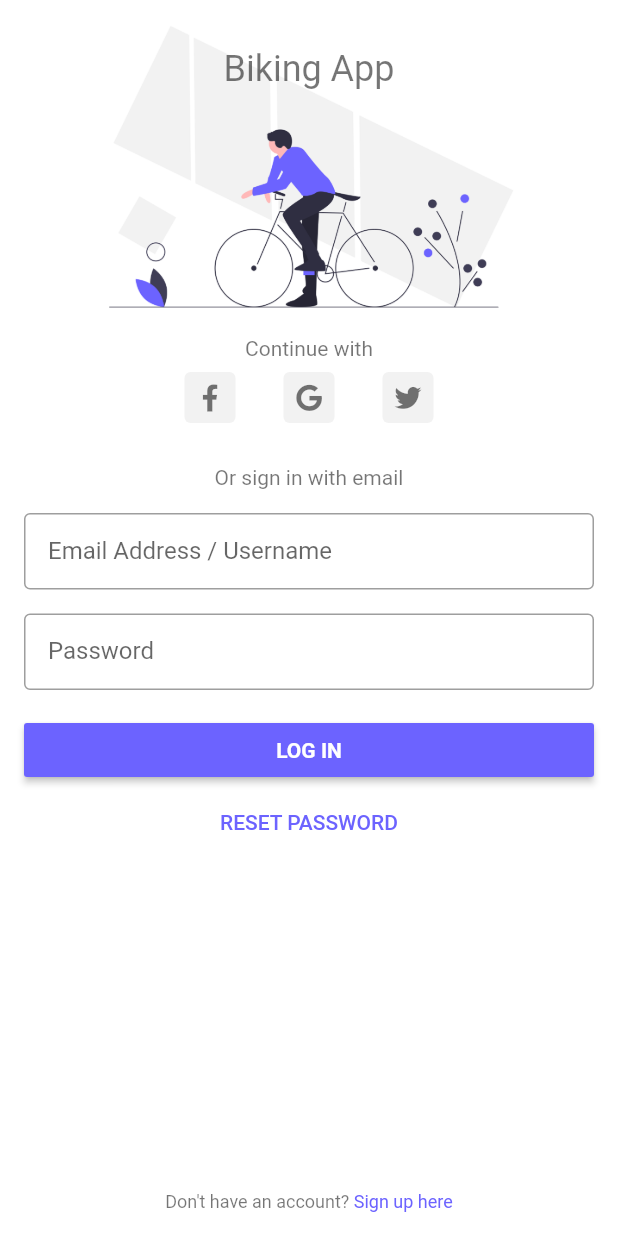
After one commit to CoderJava/Flutter-Login-Fingerprint, a Flutter app: the screen it shows after launch, on a phone screen of 412 x 824 dp. The commit adds this screen. Run offline on Flutter 3.47's test engine with Material 2 defaults, Android fonts, the phone set to English and light mode, and no system bars; our stand-ins replace bloc, flutter_bloc, font_awesome_flutter; Roboto replaces fonts that are missing (NanumGothic).

Commit message:
Create prototype feature login by email and password

```diff
--- a/lib/main.dart
+++ b/lib/main.dart
@@ -1,4 +1,4 @@
 import 'package:flutter/material.dart';
-import 'app.dart';
+import 'package:flutter_login_fingerprint/src/app.dart';
 
 void main() => runApp(App());
--- a/lib/app.dart
+++ b/lib/src/app.dart
@@ -1,6 +1,6 @@
 import 'package:flutter/material.dart';
 
-import 'home_screen.dart';
+import 'package:flutter_login_fingerprint/src/ui/login_screen.dart';
 
 class App extends StatelessWidget {
   @override
@@ -10,7 +10,7 @@ class App extends StatelessWidget {
         primaryColor: Color(0xFF6C63FF),
         accentColor: Color(0xFF6C63FF),
       ),
-      home: HomeScreen(),
+      home: LoginScreen(),
     );
   }
 }
--- /dev/null
+++ b/lib/src/blocs/login_bloc.dart
@@ -0,0 +1,50 @@
+import 'package:bloc/bloc.dart';
+
+abstract class LoginState {}
+
+class LoginInitial extends LoginState {}
+
+class LoginLoading extends LoginState {}
+
+class LoginSuccess extends LoginState {}
+
+class LoginFailed extends LoginState {
+  final String error;
+
+  LoginFailed({this.error});
+}
+
+class LoginEvent {
+  final String username;
+  final String password;
+
+  LoginEvent({this.username, this.password});
+}
+
+class LoginBloc extends Bloc<LoginEvent, LoginState> {
+  @override
+  LoginState get initialState => LoginInitial();
+
+  @override
+  Stream<LoginState> mapEventToState(LoginEvent event) async* {
+    if (event.username.isEmpty) {
+      yield LoginFailed(error: 'Username is empty');
+    } else if (event.password.isEmpty) {
+      yield LoginFailed(error: 'Password is empty');
+    } else {
+      yield LoginLoading();
+
+      final isLogin = await doLogin(event.username, event.password);
+      if (isLogin) {
+        yield LoginSuccess();
+      } else {
+        yield LoginFailed(error: 'Login failed');
+      }
+    }
+  }
+
+  Future<bool> doLogin(username, password) async {
+    await Future.delayed(Duration(seconds: 3));
+    return username == 'admin' && password == 'admin';
+  }
+}
--- /dev/null
+++ b/lib/src/ui/login_screen.dart
@@ -0,0 +1,367 @@
+import 'dart:io';
+
+import 'package:flutter/cupertino.dart';
+import 'package:flutter/material.dart';
+import 'package:flutter_bloc/flutter_bloc.dart';
+import 'package:flutter_login_fingerprint/src/blocs/login_bloc.dart';
+import 'package:font_awesome_flutter/font_awesome_flutter.dart';
+
+var _scaffoldState = GlobalKey<ScaffoldState>();
+final _controllerUsername = TextEditingController();
+final _controllerPassword = TextEditingController();
+
+class LoginScreen extends StatelessWidget {
+  @override
+  Widget build(BuildContext context) {
+    return Scaffold(
+      key: _scaffoldState,
+      backgroundColor: Colors.white,
+      body: BlocProvider<LoginBloc>(
+        builder: (context) {
+          return LoginBloc();
+        },
+        child: BlocListener<LoginBloc, LoginState>(
+          listener: (context, state) {
+            _checkStatusLogin(state);
+          },
+          child: BlocBuilder<LoginBloc, LoginState>(
+            builder: (context, state) {
+              return Stack(
+                children: <Widget>[
+                  Column(
+                    children: <Widget>[
+                      Expanded(
+                        child: ListView(
+                          children: <Widget>[
+                            WidgetIconBiking(),
+                            WidgetLabelContinueWith(),
+                            WidgetLoginViaSocialMedia(),
+                            WidgetLabelSignInWithEmail(),
+                            WidgetFormLogin(),
+                            WidgetResetPasswordButton(),
+                          ],
+                        ),
+                      ),
+                      WidgetSignUp(),
+                    ],
+                  ),
+                  _checkWidgetStatusLogin(state),
+                ],
+              );
+            },
+          ),
+        ),
+      ),
+    );
+  }
+
+  _checkStatusLogin(LoginState state) {
+    if (state is LoginFailed) {
+      _scaffoldState.currentState.showSnackBar(
+        SnackBar(content: Text('${state.error}')),
+      );
+    }
+  }
+
+  Widget _checkWidgetStatusLogin(LoginState state) {
+    if (state is LoginLoading) {
+      return Container(
+        decoration: BoxDecoration(
+          color: Colors.black.withOpacity(0.5),
+        ),
+        child: Center(
+          child: Wrap(
+            children: <Widget>[
+              Container(
+                decoration: BoxDecoration(
+                  color: Colors.white,
+                  borderRadius: BorderRadius.all(
+                    Radius.circular(16.0),
+                  ),
+                ),
+                padding: EdgeInsets.all(20.0),
+                child: Column(
+                  children: <Widget>[
+                    Platform.isIOS
+                        ? CupertinoActivityIndicator()
+                        : CircularProgressIndicator(),
+                    SizedBox(height: 16.0),
+                    Text('Please wait'),
+                  ],
+                ),
+              ),
+            ],
+          ),
+        ),
+      );
+    } else {
+      return Container();
+    }
+  }
+}
+
+class WidgetIconBiking extends StatelessWidget {
+  @override
+  Widget build(BuildContext context) {
+    var mediaQuery = MediaQuery.of(context);
+    return Padding(
+      padding: EdgeInsets.only(
+        left: 16.0,
+        top: mediaQuery.padding.top > 0 ? mediaQuery.padding.top : 16.0,
+        right: 16.0,
+      ),
+      child: Stack(
+        children: <Widget>[
+          Center(
+            child: Image.asset(
+              'assets/images/img_biking.png',
+              width: mediaQuery.size.width / 1.5,
+              fit: BoxFit.fitWidth,
+              alignment: Alignment.topCenter,
+            ),
+          ),
+          Padding(
+            padding: const EdgeInsets.only(top: 16.0),
+            child: Center(
+              child: Text(
+                'Biking App',
+                style: TextStyle(
+                  fontSize: 24.0,
+                  fontFamily: 'NanumGothic',
+                  color: Colors.black54,
+                ),
+              ),
+            ),
+          ),
+        ],
+      ),
+    );
+  }
+}
+
+class WidgetLabelContinueWith extends StatelessWidget {
+  @override
+  Widget build(BuildContext context) {
+    return Padding(
+      padding: const EdgeInsets.only(top: 16.0),
+      child: Center(
+        child: Text(
+          'Continue with',
+          style: TextStyle(
+            color: Colors.black54,
+          ),
+        ),
+      ),
+    );
+  }
+}
+
+class WidgetLoginViaSocialMedia extends StatelessWidget {
+  @override
+  Widget build(BuildContext context) {
+    return Padding(
+      padding: const EdgeInsets.only(left: 16, top: 8.0, right: 16.0),
+      child: Row(
+        mainAxisAlignment: MainAxisAlignment.center,
+        mainAxisSize: MainAxisSize.max,
+        children: <Widget>[
+          Container(
+            padding: const EdgeInsets.all(8.0),
+            decoration: BoxDecoration(
+              color: Color(0xFFF2F2F2),
+              borderRadius: BorderRadius.circular(4.0),
+            ),
+            child: Icon(
+              FontAwesomeIcons.facebookF,
+              size: 18.0,
+              color: Colors.black54,
+            ),
+          ),
+          SizedBox(width: 32.0),
+          Container(
+            padding: const EdgeInsets.all(8.0),
+            decoration: BoxDecoration(
+              color: Color(0xFFF2F2F2),
+              borderRadius: BorderRadius.circular(4.0),
+            ),
+            child: Icon(
+              FontAwesomeIcons.google,
+              size: 18.0,
+              color: Colors.black54,
+            ),
+          ),
+          SizedBox(width: 32.0),
+          Container(
+            padding: const EdgeInsets.all(8.0),
+            decoration: BoxDecoration(
+              color: Color(0xFFF2F2F2),
+              borderRadius: BorderRadius.circular(4.0),
+            ),
+            child: Icon(
+              FontAwesomeIcons.twitter,
+              size: 18.0,
+              color: Colors.black54,
+            ),
+          ),
+        ],
+      ),
+    );
+  }
+}
+
+class WidgetLabelSignInWithEmail extends StatelessWidget {
+  @override
+  Widget build(BuildContext context) {
+    return Padding(
+      padding: const EdgeInsets.only(top: 28.0),
+      child: Center(
+        child: Text(
+          'Or sign in with email',
+          style: TextStyle(color: Colors.black54),
+        ),
+      ),
+    );
+  }
+}
+
+class WidgetFormLogin extends StatelessWidget {
+  final focusNodePassword = FocusNode();
+
+  @override
+  Widget build(BuildContext context) {
+    final loginBloc = BlocProvider.of<LoginBloc>(context);
+    return Padding(
+      padding: const EdgeInsets.only(left: 16.0, top: 16.0, right: 16.0),
+      child: Column(
+        children: <Widget>[
+          TextField(
+            controller: _controllerUsername,
+            decoration: InputDecoration(
+              border: OutlineInputBorder(),
+              labelText: 'Email Address / Username',
+              contentPadding: EdgeInsets.all(16.0),
+            ),
+            keyboardType: TextInputType.emailAddress,
+            enabled: loginBloc.currentState is LoginLoading ? false : true,
+            textInputAction: TextInputAction.next,
+            onSubmitted: (username) {
+              FocusScope.of(context).requestFocus(focusNodePassword);
+            },
+          ),
+          SizedBox(height: 16.0),
+          TextField(
+            controller: _controllerPassword,
+            focusNode: focusNodePassword,
+            decoration: InputDecoration(
+              border: OutlineInputBorder(),
+              labelText: 'Password',
+              contentPadding: EdgeInsets.all(16.0),
+            ),
+            keyboardType: TextInputType.text,
+            obscureText: true,
+            enabled: loginBloc.currentState is LoginLoading ? false : true,
+            textInputAction: TextInputAction.done,
+            onSubmitted: (password) {
+              focusNodePassword.unfocus();
+              String username = _controllerUsername.text;
+              String password = _controllerPassword.text;
+              loginBloc.dispatch(
+                LoginEvent(
+                  username: username,
+                  password: password,
+                ),
+              );
+            },
+          ),
+          SizedBox(height: 16.0),
+          SizedBox(
+            width: double.infinity,
+            child: RaisedButton(
+              child: Text(
+                'LOG IN',
+                style: TextStyle(
+                  color: Colors.white,
+                  fontFamily: 'NanumGothic',
+                  fontWeight: FontWeight.bold,
+                ),
+              ),
+              color: Color(0xFF6C63FF),
+              onPressed: () {
+                String username = _controllerUsername.text;
+                String password = _controllerPassword.text;
+                loginBloc.dispatch(
+                  LoginEvent(
+                    username: username,
+                    password: password,
+                  ),
+                );
+              },
+            ),
+          ),
+        ],
+      ),
+    );
+  }
+}
+
+class WidgetResetPasswordButton extends StatelessWidget {
+  @override
+  Widget build(BuildContext context) {
+    return Padding(
+      padding: const EdgeInsets.symmetric(horizontal: 16.0),
+      child: Wrap(
+        children: <Widget>[
+          Center(
+            child: FlatButton(
+              child: Text(
+                'RESET PASSWORD',
+                style: TextStyle(
+                  color: Color(0xFF6C63FF),
+                  fontFamily: 'NanumGothic',
+                ),
+              ),
+              onPressed: () {
+                // TODO: do something in here
+              },
+            ),
+          ),
+        ],
+      ),
+    );
+  }
+}
+
+class WidgetSignUp extends StatelessWidget {
+  @override
+  Widget build(BuildContext context) {
+    var mediaQuery = MediaQuery.of(context);
+    return Padding(
+      padding: EdgeInsets.only(
+        left: 16.0,
+        right: 16.0,
+        bottom:
+            mediaQuery.padding.bottom > 0 ? mediaQuery.padding.bottom : 16.0,
+      ),
+      child: Center(
+        child: RichText(
+          text: TextSpan(
+            children: [
+              TextSpan(
+                text: 'Don\'t have an account? ',
+                style: Theme.of(context).textTheme.caption,
+              ),
+              TextSpan(
+                text: 'Sign up here',
+                style: Theme.of(context).textTheme.caption.merge(
+                      TextStyle(
+                        color: Color(0xFF6C63FF),
+                      ),
+                    ),
+              ),
+            ],
+          ),
+        ),
+      ),
+    );
+  }
+}
```
Also changed, not shown: lib/home_screen.dart (deleted, +0 -268 lines), pubspec.yaml (+7 -1 lines), pubspec.lock.
